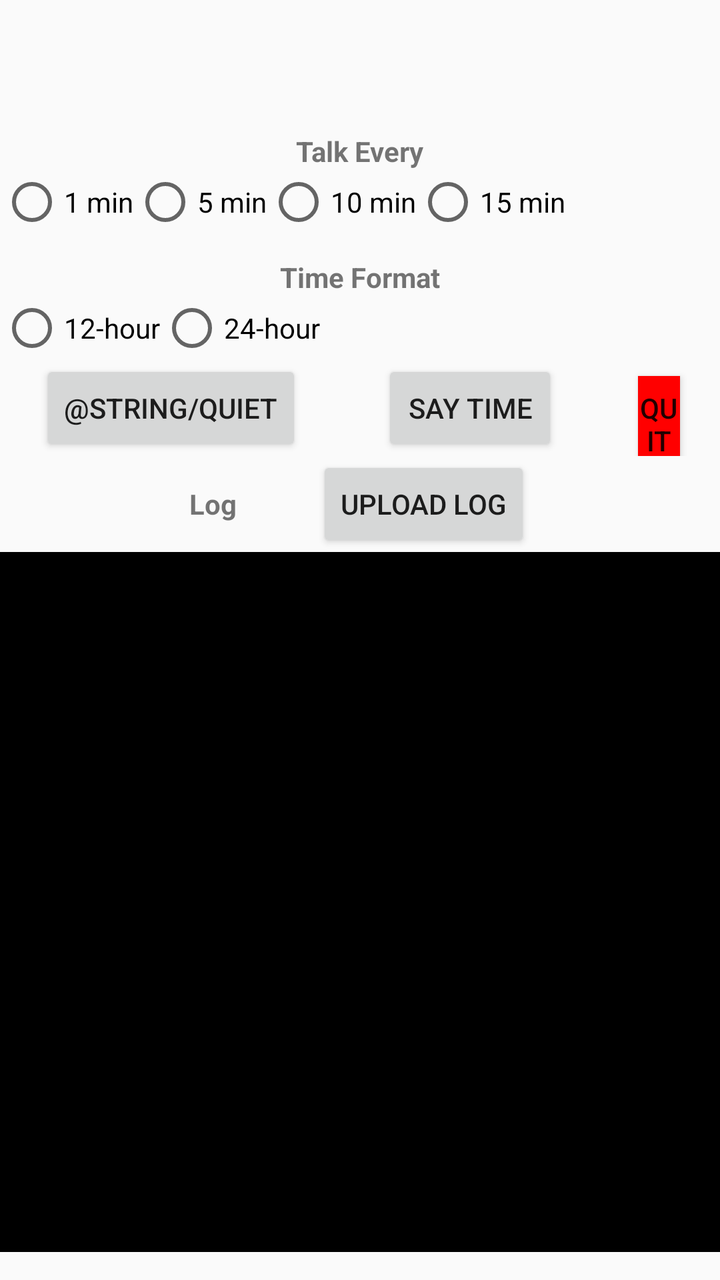
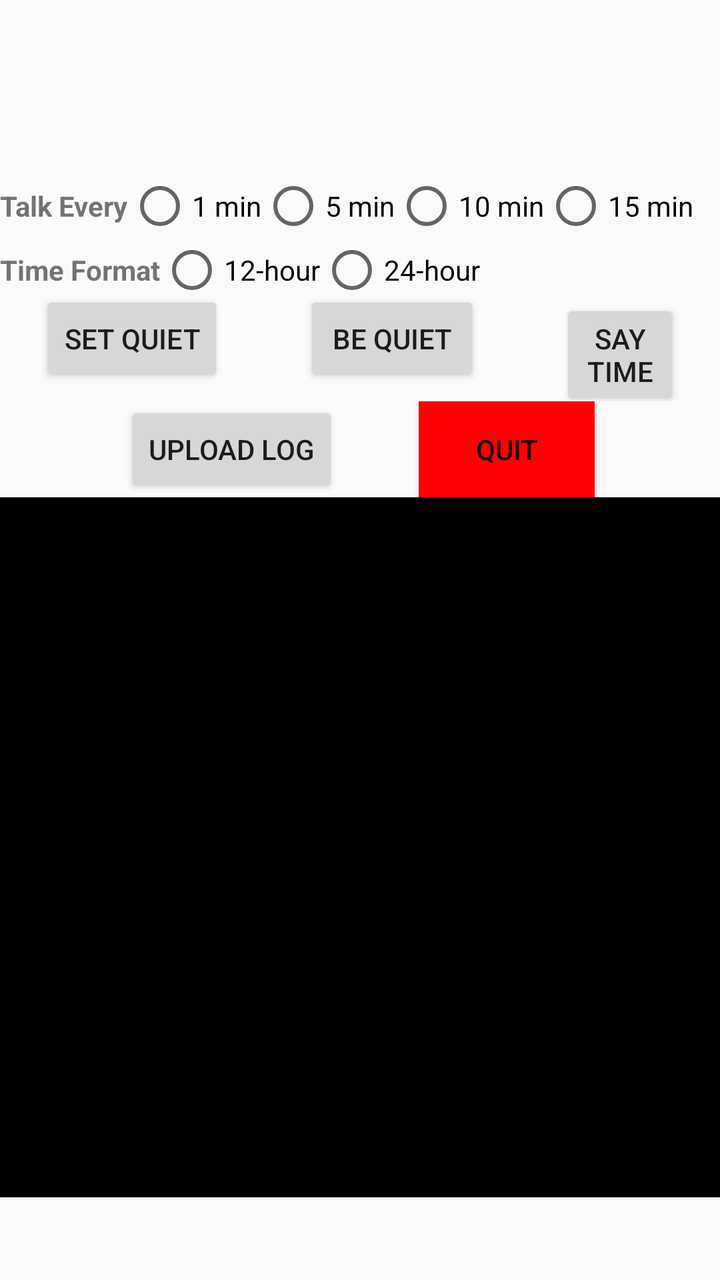

Screens rendered from an Android XML layout before and after an edit, with the pre-edit source and the edit as a unified diff.
<!-- AndroidManifest.xml: application theme Theme.TalkingClock -->
<!-- res/layout/activity_main.xml -->
<?xml version="1.0" encoding="utf-8"?>
<LinearLayout xmlns:android="http://schemas.android.com/apk/res/android"
    android:layout_width="match_parent"
    android:layout_height="match_parent"
    android:gravity="center"
    android:orientation="vertical">

    
    <TextView
        android:id="@+id/txtAppVersion"
        android:layout_width="wrap_content"
        android:layout_height="wrap_content"
        android:padding="8dp"
        android:textSize="18sp"
        android:textStyle="bold" />
    
    <TextView
        android:layout_width="wrap_content"
        android:layout_height="wrap_content"
        android:paddingTop="12dp"
        android:text="@string/talk_period"
        android:textStyle="bold" />

    <RadioGroup
        android:id="@+id/periodGroup"
        android:layout_width="match_parent"
        android:layout_height="wrap_content"
        android:orientation="horizontal">

        <RadioButton
            android:id="@+id/period1"
            android:layout_width="wrap_content"
            android:layout_height="wrap_content"
            android:text="@string/_1_minute" />

        <RadioButton
            android:id="@+id/period5"
            android:layout_width="wrap_content"
            android:layout_height="wrap_content"
            android:text="@string/_5_minutes" />

        <RadioButton
            android:id="@+id/period10"
            android:layout_width="wrap_content"
            android:layout_height="wrap_content"
            android:text="@string/_10_minutes" />

        <RadioButton
            android:id="@+id/period15"
            android:layout_width="wrap_content"
            android:layout_height="wrap_content"
            android:text="@string/_15_minutes" />
    </RadioGroup>

    
    <TextView
        android:layout_width="wrap_content"
        android:layout_height="wrap_content"
        android:paddingTop="12dp"
        android:text="@string/time_format"
        android:textStyle="bold" />

    <RadioGroup
        android:id="@+id/timeFormatGroup"
        android:layout_width="match_parent"
        android:layout_height="wrap_content"
        android:orientation="horizontal">

        <RadioButton
            android:id="@+id/time12"
            android:layout_width="wrap_content"
            android:layout_height="wrap_content"
            android:text="@string/_12_hour" />

        <RadioButton
            android:id="@+id/time24"
            android:layout_width="wrap_content"
            android:layout_height="wrap_content"
            android:text="@string/_24_hour" />
    </RadioGroup>

    <LinearLayout
        android:layout_width="match_parent"
        android:layout_height="wrap_content"
        android:gravity="center_horizontal"
        android:orientation="horizontal">

        <Button
            android:id="@+id/btnQuiet"
            android:layout_width="wrap_content"
            android:layout_height="wrap_content"
            android:layout_marginHorizontal="20dp"
            android:text="@string/quiet" />

        <Button
            android:id="@+id/btnSayTime"
            android:layout_width="wrap_content"
            android:layout_height="wrap_content"
            android:layout_marginHorizontal="20dp"
            android:text="@string/say_time" />

        <Button
            android:id="@+id/btnQuit"
            android:layout_width="wrap_content"
            android:layout_height="wrap_content"
            android:layout_marginHorizontal="20dp"
            android:background="#FF0000"
            android:text="@string/quit" />
    </LinearLayout>

    <LinearLayout
        android:layout_width="match_parent"
        android:layout_height="wrap_content"
        android:gravity="center_horizontal">

        <TextView
            android:layout_width="wrap_content"
            android:layout_height="wrap_content"
            android:layout_marginHorizontal="20dp"
            android:paddingTop="10dp"
            android:text="@string/log"
            android:textStyle="bold" />

        <Button
            android:id="@+id/upload_log"
            android:layout_width="wrap_content"
            android:layout_height="wrap_content"
            android:layout_marginHorizontal="20dp"
            android:text="@string/upload_log" />
    </LinearLayout>

    <ScrollView
        android:id="@+id/logScrollView"
        android:layout_width="match_parent"
        android:layout_height="350dp"
        android:fillViewport="true">

        <TextView
            android:id="@+id/logView"
            android:layout_width="match_parent"
            android:layout_height="wrap_content"
            android:background="#000000"
            android:padding="8dp"
            android:scrollbars="vertical"
            android:textColor="#FFFFFF"
            android:textIsSelectable="false"
            android:textSize="11sp" />
    </ScrollView>
</LinearLayout>
<!-- resources referenced by this layout -->
<resources>
  <string name="_10_minutes">10 min</string>
  <string name="_12_hour">12-hour</string>
  <string name="_15_minutes">15 min</string>
  <string name="_1_minute">1 min</string>
  <string name="_24_hour">24-hour</string>
  <string name="_5_minutes">5 min</string>
  <string name="log">Log</string>
  <string name="quit">Quit</string>
  <string name="say_time">Say Time</string>
  <string name="talk_period">Talk Every</string>
  <string name="time_format">Time Format</string>
  <string name="upload_log">Upload Log</string>
  <style name="Theme.TalkingClock" parent="Base.Theme.TalkingClock" />
  <style name="Base.Theme.TalkingClock" parent="Theme.AppCompat.Light.NoActionBar" />
</resources>

<!-- the commit's change to res/layout/activity_main.xml (unified diff, before → after) -->
@@ -14,18 +14,19 @@
         android:textSize="18sp"
         android:textStyle="bold" />
     
-    <TextView
-        android:layout_width="wrap_content"
-        android:layout_height="wrap_content"
-        android:paddingTop="12dp"
-        android:text="@string/talk_period"
-        android:textStyle="bold" />
 
     <RadioGroup
         android:id="@+id/periodGroup"
         android:layout_width="match_parent"
         android:layout_height="wrap_content"
         android:orientation="horizontal">
+
+        <TextView
+            android:layout_width="wrap_content"
+            android:layout_height="wrap_content"
+            android:paddingTop="12dp"
+            android:text="@string/talk_period"
+            android:textStyle="bold" />
 
         <RadioButton
             android:id="@+id/period1"
@@ -50,21 +51,23 @@
             android:layout_width="wrap_content"
             android:layout_height="wrap_content"
             android:text="@string/_15_minutes" />
+
     </RadioGroup>
 
     
-    <TextView
-        android:layout_width="wrap_content"
-        android:layout_height="wrap_content"
-        android:paddingTop="12dp"
-        android:text="@string/time_format"
-        android:textStyle="bold" />
 
     <RadioGroup
         android:id="@+id/timeFormatGroup"
         android:layout_width="match_parent"
         android:layout_height="wrap_content"
         android:orientation="horizontal">
+
+        <TextView
+            android:layout_width="wrap_content"
+            android:layout_height="wrap_content"
+            android:paddingTop="12dp"
+            android:text="@string/time_format"
+            android:textStyle="bold" />
 
         <RadioButton
             android:id="@+id/time12"
@@ -77,6 +80,7 @@
             android:layout_width="wrap_content"
             android:layout_height="wrap_content"
             android:text="@string/_24_hour" />
+
     </RadioGroup>
 
     <LinearLayout
@@ -86,11 +90,18 @@
         android:orientation="horizontal">
 
         <Button
-            android:id="@+id/btnQuiet"
+            android:id="@+id/btnSetQuiet"
             android:layout_width="wrap_content"
             android:layout_height="wrap_content"
             android:layout_marginHorizontal="20dp"
-            android:text="@string/quiet" />
+            android:text="@string/set_quiet" />
+
+        <Button
+            android:id="@+id/btnBeQuiet"
+            android:layout_width="wrap_content"
+            android:layout_height="wrap_content"
+            android:layout_marginHorizontal="20dp"
+            android:text="@string/be_quiet" />
 
         <Button
             android:id="@+id/btnSayTime"
@@ -98,6 +109,19 @@
             android:layout_height="wrap_content"
             android:layout_marginHorizontal="20dp"
             android:text="@string/say_time" />
+    </LinearLayout>
+
+    <LinearLayout
+        android:layout_width="match_parent"
+        android:layout_height="wrap_content"
+        android:gravity="center_horizontal">
+
+        <Button
+            android:id="@+id/upload_log"
+            android:layout_width="wrap_content"
+            android:layout_height="wrap_content"
+            android:layout_marginHorizontal="20dp"
+            android:text="@string/upload_log" />
 
         <Button
             android:id="@+id/btnQuit"
@@ -106,27 +130,7 @@
             android:layout_marginHorizontal="20dp"
             android:background="#FF0000"
             android:text="@string/quit" />
-    </LinearLayout>
 
-    <LinearLayout
-        android:layout_width="match_parent"
-        android:layout_height="wrap_content"
-        android:gravity="center_horizontal">
-
-        <TextView
-            android:layout_width="wrap_content"
-            android:layout_height="wrap_content"
-            android:layout_marginHorizontal="20dp"
-            android:paddingTop="10dp"
-            android:text="@string/log"
-            android:textStyle="bold" />
-
-        <Button
-            android:id="@+id/upload_log"
-            android:layout_width="wrap_content"
-            android:layout_height="wrap_content"
-            android:layout_marginHorizontal="20dp"
-            android:text="@string/upload_log" />
     </LinearLayout>
 
     <ScrollView
<!-- resource entries referenced after the edit -->
@@ -6,9 +6,10 @@
   <string name="_1_minute">1 min</string>
   <string name="_24_hour">24-hour</string>
   <string name="_5_minutes">5 min</string>
-  <string name="log">Log</string>
+  <string name="be_quiet">Be Quiet</string>
   <string name="quit">Quit</string>
   <string name="say_time">Say Time</string>
+  <string name="set_quiet">Set Quiet</string>
   <string name="talk_period">Talk Every</string>
   <string name="time_format">Time Format</string>
   <string name="upload_log">Upload Log</string>
